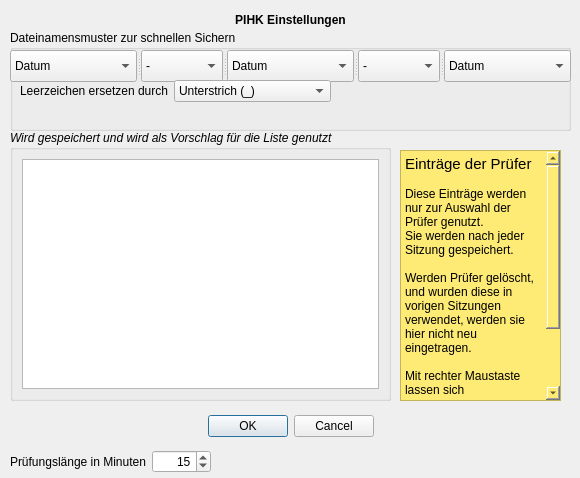
Qt form preferences.ui (effzett/pihk) before a commit.
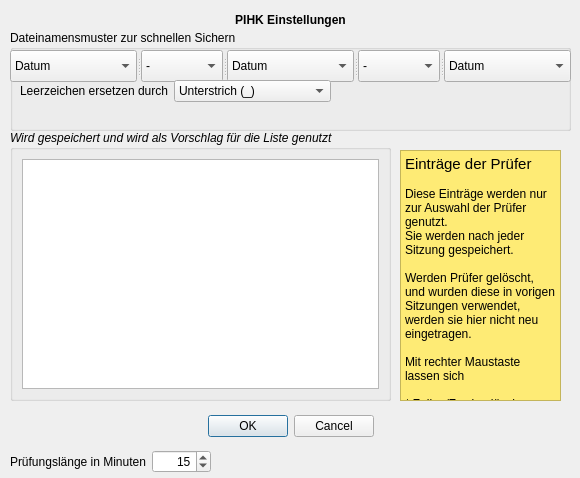
The same form after that commit.

```diff
--- a/preferences.ui
+++ b/preferences.ui
@@ -354,6 +354,9 @@
    <property name="styleSheet">
     <string notr="true">background-color: rgb(254, 235, 117);</string>
    </property>
+   <property name="verticalScrollBarPolicy">
+    <enum>Qt::ScrollBarAlwaysOff</enum>
+   </property>
    <property name="html">
     <string>&lt;!DOCTYPE HTML PUBLIC &quot;-//W3C//DTD HTML 4.0//EN&quot; &quot;http://www.w3.org/TR/REC-html40/strict.dtd&quot;&gt;
 &lt;html&gt;&lt;head&gt;&lt;meta name=&quot;qrichtext&quot; content=&quot;1&quot; /&gt;&lt;style type=&quot;text/css&quot;&gt;
@@ -371,7 +374,10 @@
 &lt;p style=&quot; margin-top:0px; margin-bottom:0px; margin-left:0px; margin-right:0px; -qt-block-indent:0; text-indent:0px;&quot;&gt;* Zeilen/Zweige löschen&lt;/p&gt;
 &lt;p style=&quot; margin-top:0px; margin-bottom:0px; margin-left:0px; margin-right:0px; -qt-block-indent:0; text-indent:0px;&quot;&gt;* Zeilen hinzufügen&lt;/p&gt;
 &lt;p style=&quot; margin-top:0px; margin-bottom:0px; margin-left:0px; margin-right:0px; -qt-block-indent:0; text-indent:0px;&quot;&gt;* Untereinträge hinzufügen.&lt;/p&gt;
-&lt;p style=&quot;-qt-paragraph-type:empty; margin-top:0px; margin-bottom:0px; margin-left:0px; margin-right:0px; -qt-block-indent:0; text-indent:0px;&quot;&gt;&lt;br /&gt;&lt;/p&gt;&lt;/body&gt;&lt;/html&gt;</string>
+&lt;p style=&quot;-qt-paragraph-type:empty; margin-top:0px; margin-bottom:0px; margin-left:0px; margin-right:0px; -qt-block-indent:0; text-indent:0px;&quot;&gt;&lt;br /&gt;&lt;/p&gt;
+&lt;p style=&quot; margin-top:0px; margin-bottom:0px; margin-left:0px; margin-right:0px; -qt-block-indent:0; text-indent:0px;&quot;&gt;Fachrichtung&lt;/p&gt;
+&lt;p style=&quot; margin-top:0px; margin-bottom:0px; margin-left:0px; margin-right:0px; -qt-block-indent:0; text-indent:0px;&quot;&gt;  -&amp;gt; Prüfungsausschuss&lt;/p&gt;
+&lt;p style=&quot; margin-top:0px; margin-bottom:0px; margin-left:0px; margin-right:0px; -qt-block-indent:0; text-indent:0px;&quot;&gt;      -&amp;gt; Prüfer&lt;/p&gt;&lt;/body&gt;&lt;/html&gt;</string>
    </property>
   </widget>
   <action name="actionDelete">
```
